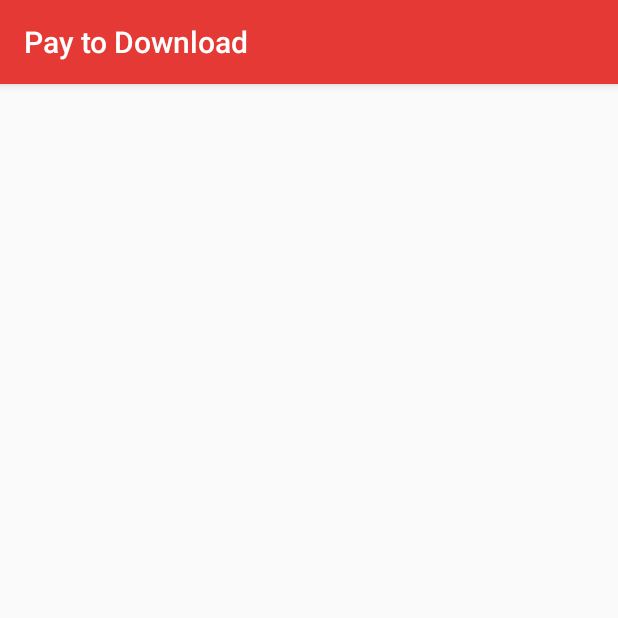
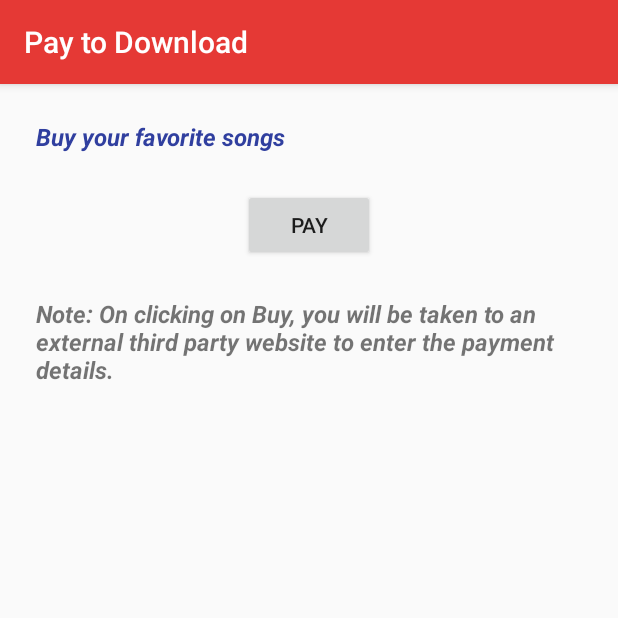
Before and after one commit to rameshranganath/Music_Structure, an Android app: the BuyMusicActivity screen opened directly, with no data from a screen before it, on a phone screen of 412 x 824 dp, the top half of it. Run offline under Robolectric (Android 15) with nearby library versions, the phone set to English and light mode, and no system bars.

Commit message:
Implemented the Review comments: 1. Added small description about the purpose of the activities created in a TextView. 2.mentioned the names of the classes/APIs/Libraries you will need to make the activity function as described.

```diff
--- a/app/src/main/res/layout/activity_buy_music.xml
+++ b/app/src/main/res/layout/activity_buy_music.xml
@@ -1,9 +1,22 @@
 <?xml version="1.0" encoding="utf-8"?>
-<android.support.constraint.ConstraintLayout xmlns:android="http://schemas.android.com/apk/res/android"
+<LinearLayout xmlns:android="http://schemas.android.com/apk/res/android"
     xmlns:app="http://schemas.android.com/apk/res-auto"
     xmlns:tools="http://schemas.android.com/tools"
     android:layout_width="match_parent"
     android:layout_height="match_parent"
+    android:orientation="vertical"
     tools:context="com.example.android.music.BuyMusicActivity">
 
-</android.support.constraint.ConstraintLayout>
+    <TextView
+        style="@style/activityText"
+        android:text="@string/buy"
+        android:textColor="@color/colorPrimaryDark" />
+
+    <Button
+        style="@style/buttonHeader"
+        android:text="Pay" />
+
+    <TextView
+        style="@style/activityText"
+        android:text="Note: On clicking on Buy, you will be taken to an external third party website to enter the payment details. " />
+</LinearLayout>
--- a/app/src/main/res/values/strings.xml
+++ b/app/src/main/res/values/strings.xml
@@ -3,4 +3,7 @@
     <string name="PlayActivity">Play</string>
     <string name="BuyActivity">Buy Music</string>
     <string name="AlbumActivity">Album</string>
+    <string name="play">Click on Play Icon to play your Music</string>
+    <string name="buy">Buy your favorite songs</string>
+    <string name="album">Click button to add songs to the album</string>
 </resources>
--- a/app/src/main/res/values/styles.xml
+++ b/app/src/main/res/values/styles.xml
@@ -16,10 +16,27 @@
         <item name="android:textSize">16sp</item>
         <item name="android:textStyle">bold|italic</item>
     </style>
+
     <style name="imageHeader">
         <item name="android:layout_weight">3</item>
         <item name="android:scaleType">fitCenter</item>
         <item name="android:layout_width">match_parent</item>
         <item name="android:layout_height">wrap_content</item>
     </style>
+
+    <style name="activityText">
+        <item name="android:layout_width">wrap_content</item>
+        <item name="android:layout_height">wrap_content</item>
+        <item name="android:textStyle">bold|italic</item>
+        <item name="android:textSize">16sp</item>
+        <item name="android:layout_marginTop">24dp</item>
+        <item name="android:layout_marginLeft">24dp</item>
+    </style>
+
+    <style name="buttonHeader">
+        <item name="android:layout_width">wrap_content</item>
+        <item name="android:layout_height">wrap_content</item>
+        <item name="android:layout_gravity">center</item>
+        <item name="android:layout_marginTop">24dp</item>
+    </style>
 </resources>
```
Also changed, not shown: app/src/main/res/layout/activity_album.xml (+11 -2 lines), app/src/main/res/layout/activity_play.xml (+9 -1 lines).
